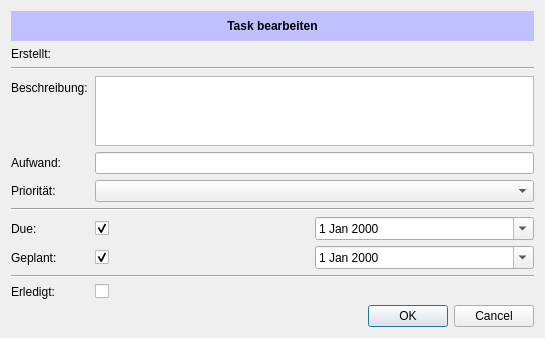
choenig/tingy, file src/widgets/ui/taskeditwidget.ui: the form before one commit.
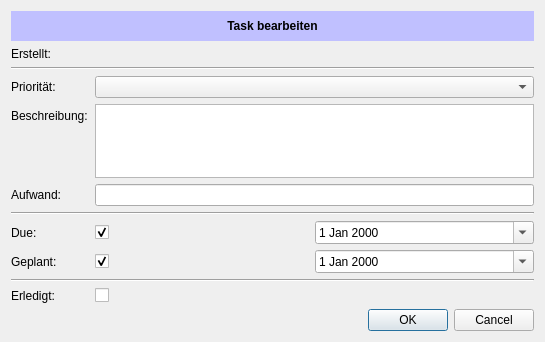
The form after the commit.

The edit to the form file:
```diff
--- a/src/widgets/ui/taskeditwidget.ui
+++ b/src/widgets/ui/taskeditwidget.ui
@@ -7,7 +7,7 @@
     <x>0</x>
     <y>0</y>
     <width>545</width>
-    <height>338</height>
+    <height>342</height>
    </rect>
   </property>
   <property name="windowTitle">
@@ -133,28 +133,28 @@
      </property>
     </widget>
    </item>
-   <item row="3" column="0">
+   <item row="4" column="0">
     <widget class="QLabel" name="label_3">
      <property name="text">
       <string>Beschreibung:</string>
      </property>
     </widget>
    </item>
-   <item row="3" column="1">
+   <item row="4" column="1">
     <widget class="QPlainTextEdit" name="leDescription">
      <property name="plainText">
       <string/>
      </property>
     </widget>
    </item>
-   <item row="4" column="0">
+   <item row="5" column="0">
     <widget class="QLabel" name="label_9">
      <property name="text">
       <string>Aufwand:</string>
      </property>
     </widget>
    </item>
-   <item row="4" column="1">
+   <item row="5" column="1">
     <widget class="QLineEdit" name="leEffort">
      <property name="sizePolicy">
       <sizepolicy hsizetype="Preferred" vsizetype="Fixed">
@@ -164,31 +164,14 @@
      </property>
     </widget>
    </item>
-   <item row="5" column="0">
-    <widget class="QLabel" name="label_4">
-     <property name="text">
-      <string>Priorität:</string>
-     </property>
-    </widget>
-   </item>
-   <item row="5" column="1">
-    <widget class="QComboBox" name="cbPrio"/>
-   </item>
-   <item row="6" column="0" colspan="2">
-    <widget class="Line" name="line_2">
-     <property name="orientation">
-      <enum>Qt::Horizontal</enum>
-     </property>
-    </widget>
-   </item>
-   <item row="7" column="0">
+   <item row="8" column="0">
     <widget class="QLabel" name="label_6">
      <property name="text">
       <string>Due:</string>
      </property>
     </widget>
    </item>
-   <item row="7" column="1">
+   <item row="8" column="1">
     <layout class="QHBoxLayout" name="horizontalLayout">
      <property name="spacing">
       <number>0</number>
@@ -212,14 +195,14 @@
      </item>
     </layout>
    </item>
-   <item row="8" column="0">
+   <item row="9" column="0">
     <widget class="QLabel" name="label_7">
      <property name="text">
       <string>Geplant:</string>
      </property>
     </widget>
    </item>
-   <item row="8" column="1">
+   <item row="9" column="1">
     <layout class="QHBoxLayout" name="horizontalLayout_2">
      <property name="spacing">
       <number>0</number>
@@ -243,14 +226,14 @@
      </item>
     </layout>
    </item>
-   <item row="10" column="0">
+   <item row="11" column="0">
     <widget class="QLabel" name="lblDone">
      <property name="text">
       <string>Erledigt:</string>
      </property>
     </widget>
    </item>
-   <item row="10" column="1">
+   <item row="11" column="1">
     <layout class="QHBoxLayout" name="horizontalLayout_3">
      <property name="spacing">
       <number>0</number>
@@ -271,20 +254,37 @@
      </item>
     </layout>
    </item>
-   <item row="11" column="0" colspan="2">
+   <item row="12" column="0" colspan="2">
     <widget class="QDialogButtonBox" name="btnGroup">
      <property name="standardButtons">
       <set>QDialogButtonBox::Cancel|QDialogButtonBox::Ok</set>
      </property>
     </widget>
    </item>
-   <item row="9" column="0" colspan="2">
+   <item row="10" column="0" colspan="2">
     <widget class="Line" name="line_3">
      <property name="orientation">
       <enum>Qt::Horizontal</enum>
      </property>
     </widget>
    </item>
+   <item row="3" column="0">
+    <widget class="QLabel" name="label_4">
+     <property name="text">
+      <string>Priorität:</string>
+     </property>
+    </widget>
+   </item>
+   <item row="3" column="1">
+    <widget class="QComboBox" name="cbPrio"/>
+   </item>
+   <item row="7" column="0" colspan="2">
+    <widget class="Line" name="line_2">
+     <property name="orientation">
+      <enum>Qt::Horizontal</enum>
+     </property>
+    </widget>
+   </item>
   </layout>
  </widget>
  <tabstops>
```
